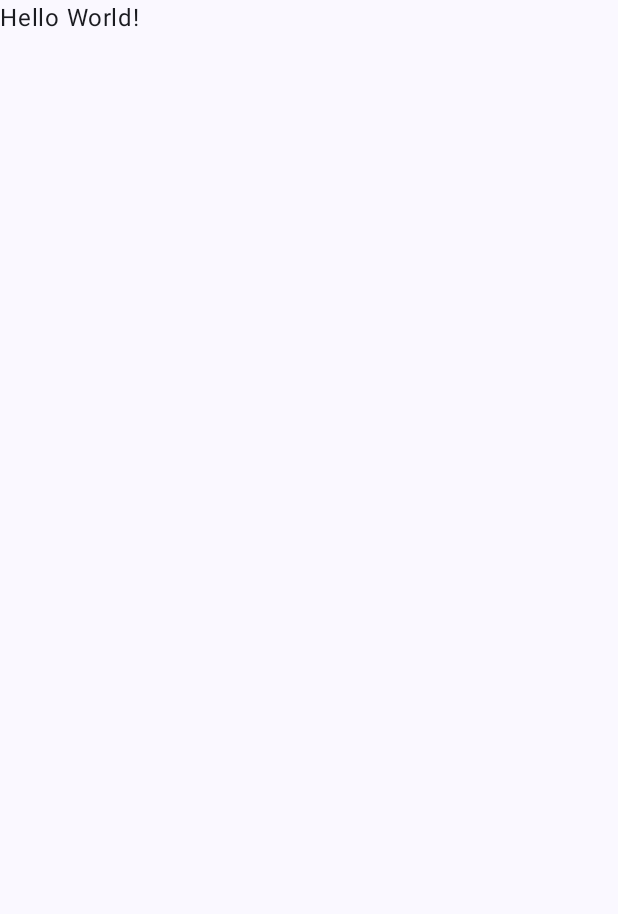
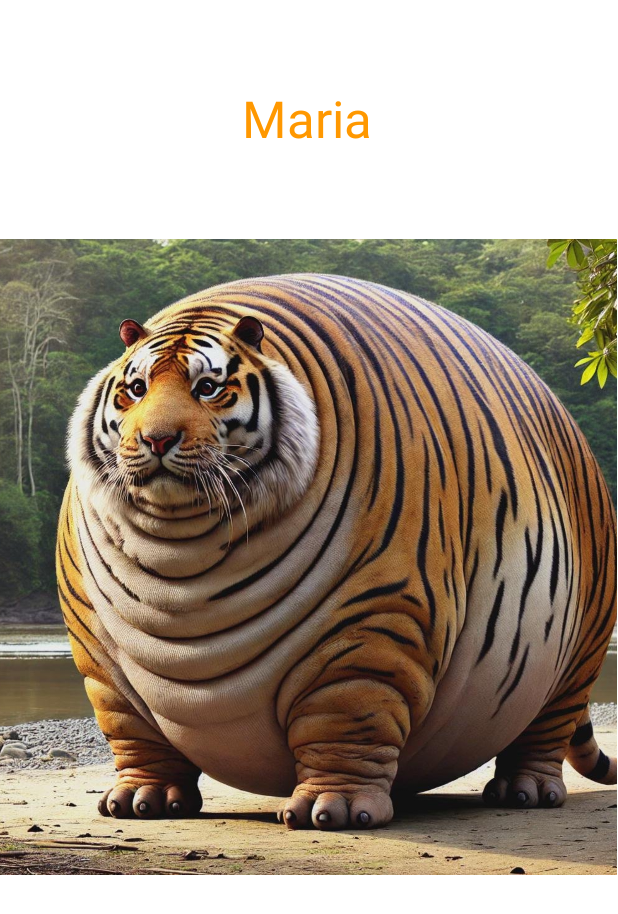
Before and after one commit to BellaPippin/add105, an Android app built with Jetpack Compose: the screen it shows after launch (MainActivity), on a phone screen of 412 x 824 dp. Before the commit the part shown is almost empty. Shown: the top 914 px of the screen. Run offline under Robolectric (Android 15) with nearby library versions, the phone set to English and light mode, and no system bars.

Commit message:
Changing interfaces

```diff
--- a/app/build.gradle.kts
+++ b/app/build.gradle.kts
@@ -49,6 +49,10 @@ dependencies {
     implementation(libs.androidx.ui.graphics)
     implementation(libs.androidx.ui.tooling.preview)
     implementation(libs.androidx.material3)
+    implementation(libs.androidx.constraintlayout)
+    implementation(libs.androidx.appcompat)
+    implementation(libs.material)
+    implementation(libs.androidx.activity)
     testImplementation(libs.junit)
     androidTestImplementation(libs.androidx.junit)
     androidTestImplementation(libs.androidx.espresso.core)
--- a/app/src/main/AndroidManifest.xml
+++ b/app/src/main/AndroidManifest.xml
@@ -13,6 +13,9 @@
         android:theme="@style/Theme.HelloWorld"
         tools:targetApi="31">
         <activity
+            android:name=".MainActivity2"
+            android:exported="false" />
+        <activity
             android:name=".MainActivity"
             android:exported="true"
             android:label="@string/app_name"
--- a/app/src/main/java/com/example/helloworld/MainActivity.kt
+++ b/app/src/main/java/com/example/helloworld/MainActivity.kt
@@ -1,6 +1,8 @@
 package com.example.helloworld
 
+import android.content.Intent
 import android.os.Bundle
+import android.widget.Button
 import androidx.activity.ComponentActivity
 import androidx.activity.compose.setContent
 import androidx.activity.enableEdgeToEdge
@@ -12,36 +14,20 @@ import androidx.compose.runtime.Composable
 import androidx.compose.ui.Modifier
 import androidx.compose.ui.tooling.preview.Preview
 import com.example.helloworld.ui.theme.HelloWorldTheme
+import androidx.appcompat.app.AppCompatActivity  // Add this import
 
-class MainActivity : ComponentActivity() {
+class MainActivity : AppCompatActivity() {
+
     override fun onCreate(savedInstanceState: Bundle?) {
         super.onCreate(savedInstanceState)
-        enableEdgeToEdge()
-        setContent {
-            HelloWorldTheme {
-                Scaffold(modifier = Modifier.fillMaxSize()) { innerPadding ->
-                    Greeting(
-                        name = "World",
-                        modifier = Modifier.padding(innerPadding)
-                    )
-                }
-            }
+        setContentView(R.layout.layout)
+
+        var goButton = findViewById<Button>(R.id.goButton)
+
+        goButton.setOnClickListener {
+            var intent = Intent(this,MainActivity2::class.java)
+
+            startActivity(intent)
         }
     }
 }
-
-@Composable
-fun Greeting(name: String, modifier: Modifier = Modifier) {
-    Text(
-        text = "Hello $name!",
-        modifier = modifier
-    )
-}
-
-@Preview(showBackground = true)
-@Composable
-fun GreetingPreview() {
-    HelloWorldTheme {
-        Greeting("Android")
-    }
-}
--- /dev/null
+++ b/app/src/main/res/layout/layout.xml
@@ -0,0 +1,52 @@
+<?xml version="1.0" encoding="utf-8"?>
+<androidx.constraintlayout.widget.ConstraintLayout xmlns:android="http://schemas.android.com/apk/res/android"
+    xmlns:app="http://schemas.android.com/apk/res-auto"
+    xmlns:tools="http://schemas.android.com/tools"
+    android:id="@+id/linearLayout"
+    android:layout_width="match_parent"
+    android:layout_height="match_parent">
+
+    <TextView
+        android:id="@+id/idTxtName"
+        android:layout_width="164dp"
+        android:layout_height="96dp"
+        android:layout_marginStart="120dp"
+        android:baselineAligned="false"
+        android:fontFamily="sans-serif"
+        android:text="@string/txtName"
+        android:textAlignment="center"
+        android:textColor="#FF9800"
+        android:textSize="34sp"
+        app:layout_constraintBottom_toBottomOf="parent"
+        app:layout_constraintEnd_toEndOf="parent"
+        app:layout_constraintHorizontal_bias="0.023"
+        app:layout_constraintStart_toStartOf="parent"
+        app:layout_constraintTop_toTopOf="parent"
+        app:layout_constraintVertical_bias="0.077" />
+
+    <ImageView
+        android:id="@+id/imageView"
+        android:layout_width="411dp"
+        android:layout_height="424dp"
+        android:layout_marginTop="7dp"
+        android:scaleType="centerCrop"
+        android:src="@drawable/fat_tiger"
+        app:layout_constraintStart_toStartOf="parent"
+        app:layout_constraintTop_toBottomOf="@+id/idTxtName" />
+
+    <Button
+        android:id="@+id/goButton"
+        android:layout_width="166dp"
+        android:layout_height="72dp"
+        android:layout_marginStart="130dp"
+        android:layout_marginTop="138dp"
+        android:layout_marginEnd="130dp"
+        android:layout_marginBottom="163dp"
+        android:text="@string/btnText"
+        app:layout_constraintBottom_toBottomOf="parent"
+        app:layout_constraintEnd_toEndOf="parent"
+        app:layout_constraintStart_toStartOf="parent"
+        app:layout_constraintTop_toBottomOf="@+id/imageView"
+        app:layout_constraintVertical_bias="0.416" />
+
+</androidx.constraintlayout.widget.ConstraintLayout>
--- a/app/src/main/res/values/strings.xml
+++ b/app/src/main/res/values/strings.xml
@@ -1,3 +1,7 @@
 <resources>
     <string name="app_name">HelloWorld</string>
+    <string name="txtName">Maria</string>
+    <string name="btnText">Go Somewhere</string>
+    <string name="bioText">This is some text. Lorem Ipsum.</string>
+
 </resources>
--- a/app/src/main/res/values/themes.xml
+++ b/app/src/main/res/values/themes.xml
@@ -1,5 +1,5 @@
 <?xml version="1.0" encoding="utf-8"?>
 <resources>
 
-    <style name="Theme.HelloWorld" parent="android:Theme.Material.Light.NoActionBar" />
+    <style name="Theme.HelloWorld" parent="Theme.MaterialComponents.DayNight.NoActionBar"/>
 </resources>
```
Also changed, not shown: app/src/main/java/com/example/helloworld/MainActivity2.kt (added, +20 -0 lines), app/src/main/res/layout/activity_main.xml (added, +33 -0 lines), gradle/libs.versions.toml (+8 -0 lines), app/src/main/res/drawable/fat_tiger.jpeg (added), 1 other file.
